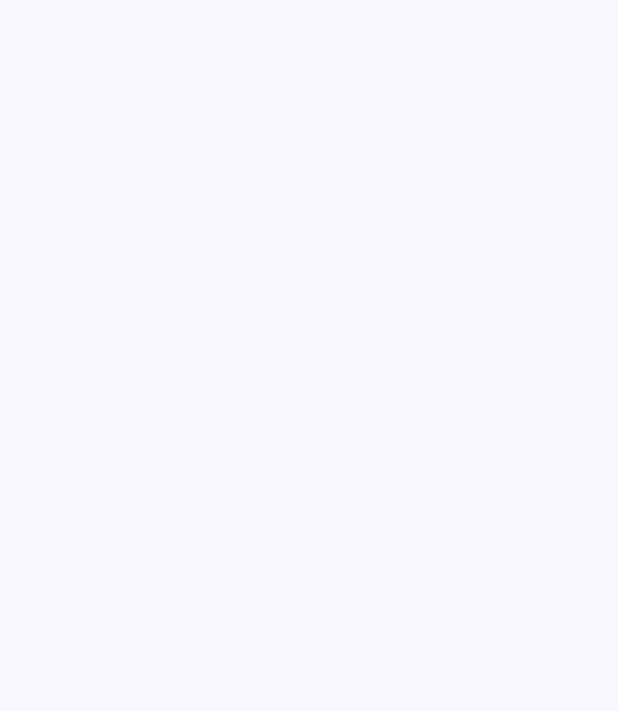
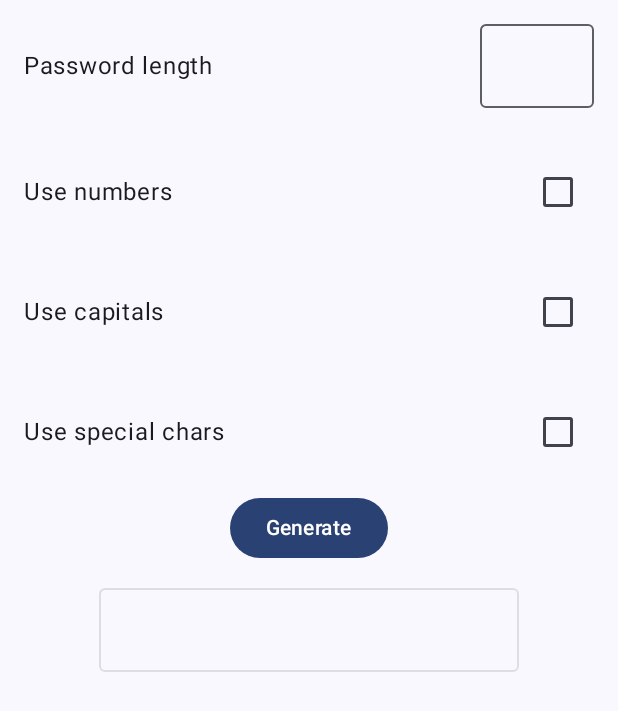
Before and after one commit to lucanicoletti/RestAPI, an Android app built with Jetpack Compose: the screen it shows after launch (MainActivity), on a phone screen of 412 x 824 dp. Before the commit the part shown is empty. Shown: the top 711 px of the screen. Run offline under Robolectric (Android 15) with nearby library versions, the phone set to English and light mode, and no system bars.

Commit message:
UI setup

```diff
--- a/app/build.gradle.kts
+++ b/app/build.gradle.kts
@@ -47,6 +47,7 @@ android {
         jvmTarget = "1.8"
     }
     buildFeatures {
+        buildConfig = true
         compose = true
     }
     composeOptions {
--- a/app/src/main/java/com/lucanicoletti/restapi/MainActivity.kt
+++ b/app/src/main/java/com/lucanicoletti/restapi/MainActivity.kt
@@ -1,21 +1,36 @@
 package com.lucanicoletti.restapi
 
 import android.os.Bundle
+import android.util.Log
 import androidx.activity.ComponentActivity
 import androidx.activity.compose.setContent
 import androidx.activity.enableEdgeToEdge
+import androidx.compose.foundation.layout.Arrangement
 import androidx.compose.foundation.layout.Box
+import androidx.compose.foundation.layout.Column
+import androidx.compose.foundation.layout.IntrinsicSize
+import androidx.compose.foundation.layout.Row
 import androidx.compose.foundation.layout.fillMaxSize
+import androidx.compose.foundation.layout.fillMaxWidth
+import androidx.compose.foundation.layout.padding
+import androidx.compose.foundation.layout.width
+import androidx.compose.foundation.text.KeyboardOptions
+import androidx.compose.material3.Button
+import androidx.compose.material3.Checkbox
 import androidx.compose.material3.CircularProgressIndicator
+import androidx.compose.material3.OutlinedTextField
 import androidx.compose.material3.Scaffold
-import androidx.compose.runtime.LaunchedEffect
+import androidx.compose.material3.Text
 import androidx.compose.runtime.getValue
 import androidx.compose.runtime.mutableStateOf
 import androidx.compose.runtime.remember
 import androidx.compose.runtime.rememberCoroutineScope
+import androidx.compose.runtime.saveable.rememberSaveable
 import androidx.compose.runtime.setValue
 import androidx.compose.ui.Alignment
 import androidx.compose.ui.Modifier
+import androidx.compose.ui.text.input.KeyboardType
+import androidx.compose.ui.unit.dp
 import com.lucanicoletti.restapi.ui.theme.RestAPITheme
 import kotlinx.coroutines.launch
 
@@ -31,31 +46,134 @@ class MainActivity : ComponentActivity() {
             var loading by remember {
                 mutableStateOf(false)
             }
-            LaunchedEffect(Unit) {
+            var generatedPw by remember {
+                mutableStateOf("")
+            }
+
+            RestAPITheme {
+                Scaffold(modifier = Modifier.fillMaxSize()) { innerPadding ->
+
+                    Column(
+                        modifier = Modifier
+                            .fillMaxSize()
+                            .padding(innerPadding),
+                    ) {
+                        var useCapitals by rememberSaveable {
+                            mutableStateOf(false)
+                        }
+                        var pwLength by rememberSaveable {
+                            mutableStateOf("")
+                        }
+                        var useNumbers by rememberSaveable {
+                            mutableStateOf(false)
+                        }
+                        var useSpecialChars by rememberSaveable {
+                            mutableStateOf(false)
+                        }
+
+                        Row(
+                            modifier = Modifier
+                                .fillMaxWidth()
+                                .padding(16.dp),
+                            verticalAlignment = Alignment.CenterVertically,
+                            horizontalArrangement = Arrangement.SpaceBetween,
+                        ) {
+                            Text(modifier = Modifier.weight(.8f), text = "Password length")
+                            OutlinedTextField(
+                                modifier = Modifier
+                                    .width(IntrinsicSize.Min)
+                                    .weight(0.2f),
+                                value = pwLength,
+                                onValueChange = {
+                                    pwLength = it
+                                },
+                                keyboardOptions = KeyboardOptions(keyboardType = KeyboardType.Number)
+                            )
+                        }
+
+                        Row(
+                            modifier = Modifier
+                                .fillMaxWidth()
+                                .padding(16.dp),
+                            verticalAlignment = Alignment.CenterVertically,
+                            horizontalArrangement = Arrangement.SpaceBetween,
+                        ) {
+                            Text(text = "Use numbers")
+                            Checkbox(checked = useNumbers, onCheckedChange = {
+                                useNumbers = it
+                            })
+                        }
+
+                        Row(
+                            modifier = Modifier
+                                .fillMaxWidth()
+                                .padding(16.dp),
+                            verticalAlignment = Alignment.CenterVertically,
+                            horizontalArrangement = Arrangement.SpaceBetween,
+                        ) {
+                            Text(text = "Use capitals")
+                            Checkbox(checked = useCapitals, onCheckedChange = {
+                                useCapitals = it
+                            })
+                        }
+
+                        Row(
+                            modifier = Modifier
+                                .fillMaxWidth()
+                                .padding(16.dp),
+                            verticalAlignment = Alignment.CenterVertically,
+                            horizontalArrangement = Arrangement.SpaceBetween,
+                        ) {
+                            Text(text = "Use special chars")
+                            Checkbox(checked = useSpecialChars, onCheckedChange = {
+                                useSpecialChars = it
+                            })
+                        }
+
+                        Box(
+                            modifier = Modifier.fillMaxWidth(),
+                            contentAlignment = Alignment.Center
+                        ) {
+                            Button(onClick = {
                                 coroutineScope.launch {
                                     loading = true
                                     try {
+                                        val randomPassword = service.generatePassword(
+                                            length = pwLength.toInt(),
+                                            hasDigits = useNumbers,
+                                            hasUpperCase = useCapitals,
+                                            hasSpecials = useSpecialChars
+                                        )
+                                        generatedPw = randomPassword
                                     } catch (e: Exception) {
-                        print(e.stackTrace)
+                                        Log.e("ERR", e.localizedMessage, e)
                                     } finally {
                                         loading = false
                                     }
                                 }
+                            }) {
+                                Text("Generate")
                             }
-            RestAPITheme {
-                Scaffold(modifier = Modifier.fillMaxSize()) { innerPadding ->
-                    if (loading) {
+                        }
                         Box(
-                            modifier = Modifier.fillMaxSize(),
+                            modifier = Modifier
+                                .fillMaxWidth()
+                                .padding(16.dp),
                             contentAlignment = Alignment.Center,
                         ) {
+                            if (loading) {
                                 CircularProgressIndicator()
-                        }
                             } else {
-
+                                OutlinedTextField(
+                                    value = generatedPw,
+                                    onValueChange = {},
+                                    enabled = false
+                                )
                             }
                         }
                     }
                 }
             }
         }
+    }
+}
--- a/app/src/main/java/com/lucanicoletti/restapi/data/ApiService.kt
+++ b/app/src/main/java/com/lucanicoletti/restapi/data/ApiService.kt
@@ -27,5 +27,4 @@ interface ApiService {
         @Body humanizeRequestBody: HumanizeRequestBody
     ): String
 
-
 }
```
Lines whose indentation alone changed are shown as unchanged.
